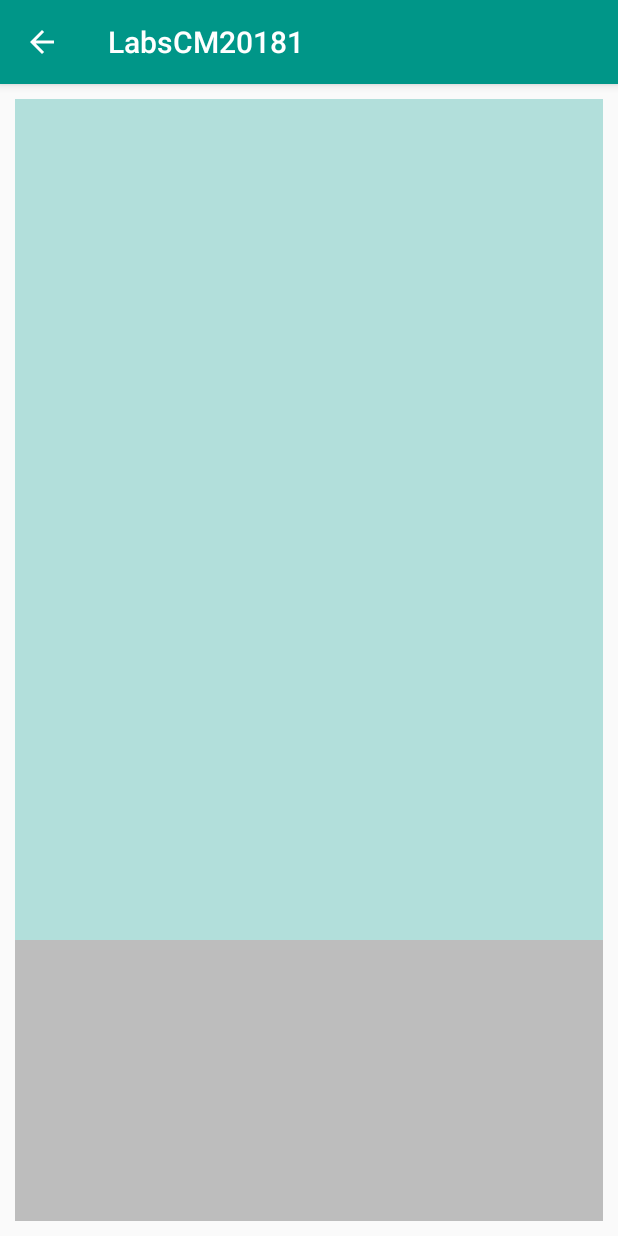
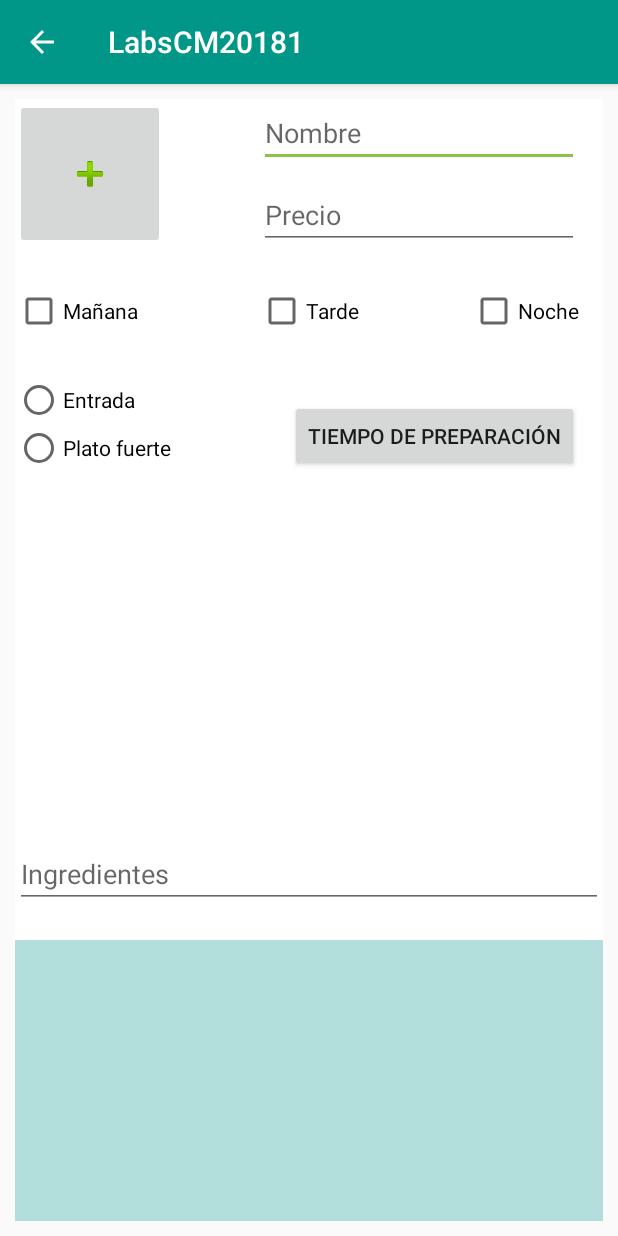
Before and after one commit to juanArias8/Mobile-computing, an Android app: the PlatesActivity screen opened directly, with no data from a screen before it, on a phone screen of 412 x 824 dp. Run offline under Robolectric (Android 15) with nearby library versions, the phone set to English and light mode, and no system bars.

Commit message:
Activity_Plates.xml partially created

```diff
--- a/LabsCM20181/Lab1-UI/build.gradle
+++ b/LabsCM20181/Lab1-UI/build.gradle
@@ -28,4 +28,6 @@ dependencies {
     androidTestImplementation 'com.android.support.test:runner:1.0.1'
     androidTestImplementation 'com.android.support.test.espresso:espresso-core:3.0.1'
     compile 'com.android.support:appcompat-v7:24.2.0'
+    compile 'com.github.ParkSangGwon:TedBottomPicker:1.0.1-beta2'
+
 }
--- a/LabsCM20181/Lab1-UI/src/main/AndroidManifest.xml
+++ b/LabsCM20181/Lab1-UI/src/main/AndroidManifest.xml
@@ -1,6 +1,9 @@
 <?xml version="1.0" encoding="utf-8"?>
 <manifest xmlns:android="http://schemas.android.com/apk/res/android"
     package="co.edu.udea.compumovil.gr06_20181.lab1">
+    <uses-permission
+        android:name="android.permission.WRITE_EXTERNAL_STORAGE"
+        android:maxSdkVersion="18" />
 
     <application
         android:allowBackup="true"
--- a/LabsCM20181/Lab1-UI/src/main/res/layout/activity_plates.xml
+++ b/LabsCM20181/Lab1-UI/src/main/res/layout/activity_plates.xml
@@ -1,5 +1,6 @@
 <?xml version="1.0" encoding="utf-8"?>
 <LinearLayout xmlns:android="http://schemas.android.com/apk/res/android"
+    xmlns:app="http://schemas.android.com/apk/res-auto"
     android:layout_width="match_parent"
     android:layout_height="match_parent"
     android:orientation="vertical"
@@ -9,7 +10,106 @@
         android:layout_width="match_parent"
         android:layout_height="0dp"
         android:layout_weight="0.75"
-        android:background="@color/colorLightPrimary">
+        android:background="@color/colorIconsText">
+
+        <EditText
+            android:id="@+id/txt_plate_name"
+            style="@android:style/Widget.Material.Light.EditText"
+            android:layout_width="wrap_content"
+            android:layout_height="wrap_content"
+            android:layout_alignParentEnd="true"
+            android:layout_alignTop="@+id/btn_add_plate_photo"
+            android:layout_marginEnd="16dp"
+            android:ems="10"
+            android:hint="@string/txt_plate_name"
+            android:inputType="text|textCapWords" />
+
+        <EditText
+            android:id="@+id/txt_plate_price"
+            style="@android:style/Widget.Material.Light.EditText"
+            android:layout_width="wrap_content"
+            android:layout_height="wrap_content"
+            android:layout_alignBottom="@+id/btn_add_plate_photo"
+            android:layout_alignStart="@+id/txt_plate_name"
+            android:ems="10"
+            android:hint="@string/txt_plate_price"
+            android:inputType="number" />
+
+        <CheckBox
+            android:id="@+id/cb_plate_morning"
+            android:layout_width="wrap_content"
+            android:layout_height="wrap_content"
+            android:layout_alignStart="@+id/btn_add_plate_photo"
+            android:layout_below="@+id/txt_plate_price"
+            android:layout_marginTop="25dp"
+            android:text="@string/cb_plate_morning" />
+
+        <CheckBox
+            android:id="@+id/cb_plate_afternoon"
+            android:layout_width="wrap_content"
+            android:layout_height="wrap_content"
+            android:layout_above="@+id/radioGroup"
+            android:layout_centerHorizontal="true"
+            android:text="@string/cb_plate_afternoon" />
+
+        <CheckBox
+            android:id="@+id/cb_plate_night"
+            android:layout_width="wrap_content"
+            android:layout_height="wrap_content"
+            android:layout_alignBottom="@+id/cb_plate_afternoon"
+            android:layout_alignEnd="@+id/txt_plate_price"
+            android:text="@string/cb_plate_night" />
+
+        <RadioGroup
+            android:id="@+id/radioGroup"
+            android:layout_width="wrap_content"
+            android:layout_height="wrap_content"
+            android:layout_alignStart="@+id/cb_plate_morning"
+            android:layout_below="@+id/cb_plate_morning"
+            android:layout_marginTop="27dp">
+
+            <RadioButton
+                android:id="@+id/rb_plate_entrance"
+                android:layout_width="match_parent"
+                android:layout_height="wrap_content"
+                android:layout_weight="1"
+                android:text="@string/rb_plate_entrance" />
+
+            <RadioButton
+                android:id="@+id/rb_plate_main"
+                android:layout_width="wrap_content"
+                android:layout_height="wrap_content"
+                android:layout_weight="1"
+                android:text="@string/rb_plate_main" />
+        </RadioGroup>
+
+        <Button
+            android:id="@+id/btn_plate_timer"
+            android:layout_width="wrap_content"
+            android:layout_height="wrap_content"
+            android:layout_alignBottom="@+id/radioGroup"
+            android:layout_alignEnd="@+id/txt_plate_price"
+            android:text="@string/btn_plate_timer" />
+
+        <EditText
+            android:id="@+id/txt_plate_ingredients"
+            style="@android:style/Widget.Material.Light.EditText"
+            android:layout_width="match_parent"
+            android:layout_height="wrap_content"
+            android:layout_alignParentBottom="true"
+            android:layout_centerHorizontal="true"
+            android:layout_marginBottom="21dp"
+            android:ems="10"
+            android:hint="@string/txt_plate_ingredients"
+            android:inputType="text" />
+
+        <ImageButton
+            android:id="@+id/btn_add_plate_photo"
+            android:layout_width="100dp"
+            android:layout_height="100dp"
+            android:layout_alignParentStart="true"
+            android:layout_alignParentTop="true"
+            app:srcCompat="@android:drawable/ic_input_add" />
 
     </RelativeLayout>
 
@@ -17,7 +117,7 @@
         android:layout_width="match_parent"
         android:layout_height="0dp"
         android:layout_weight="0.25"
-        android:background="@color/colorDivider">
+        android:background="@color/colorLightPrimary">
 
     </RelativeLayout>
 
--- a/LabsCM20181/Lab1-UI/src/main/res/values/colors.xml
+++ b/LabsCM20181/Lab1-UI/src/main/res/values/colors.xml
@@ -3,7 +3,7 @@
     <color name="colorPrimaryDark">#00796B</color>
     <color name="colorLightPrimary">#B2DFDB</color>
     <color name="colorPrimary">#009688</color>
-    <color name="colorIconsText">#FFFFFF</color>
+    <color name="colorIconsText">#ffffff</color>
     <color name="colorAccent">#8BC34A</color>
     <color name="colorTextPrimary">#212121</color>
     <color name="colorTextSecondary">#757575</color>
--- a/LabsCM20181/Lab1-UI/src/main/res/values/strings.xml
+++ b/LabsCM20181/Lab1-UI/src/main/res/values/strings.xml
@@ -3,4 +3,14 @@
     <string name="tv_plates">Platos</string>
     <string name="tv_drinks">Bebidas</string>
     <string name="tv_main">¿Ya sabes qué deseas ordenar hoy?</string>
+    <string name="txt_plate_name">Nombre</string>
+    <string name="txt_plate_price">Precio</string>
+    <string name="cb_plate_morning">Mañana</string>
+    <string name="cb_plate_afternoon">Tarde</string>
+    <string name="cb_plate_night">Noche</string>
+    <string name="rb_plate_entrance">Entrada</string>
+    <string name="rb_plate_main">Plato fuerte</string>
+    <string name="btn_plate_timer">Tiempo de preparación</string>
+    <string name="txt_plate_ingredients">Ingredientes</string>
+    <string name="iv_plate_content_description">Foto del plato</string>
 </resources>
--- a/LabsCM20181/build.gradle
+++ b/LabsCM20181/build.gradle
@@ -19,6 +19,7 @@ allprojects {
     repositories {
         google()
         jcenter()
+        maven { url "https://jitpack.io" }
     }
 }
 
```
